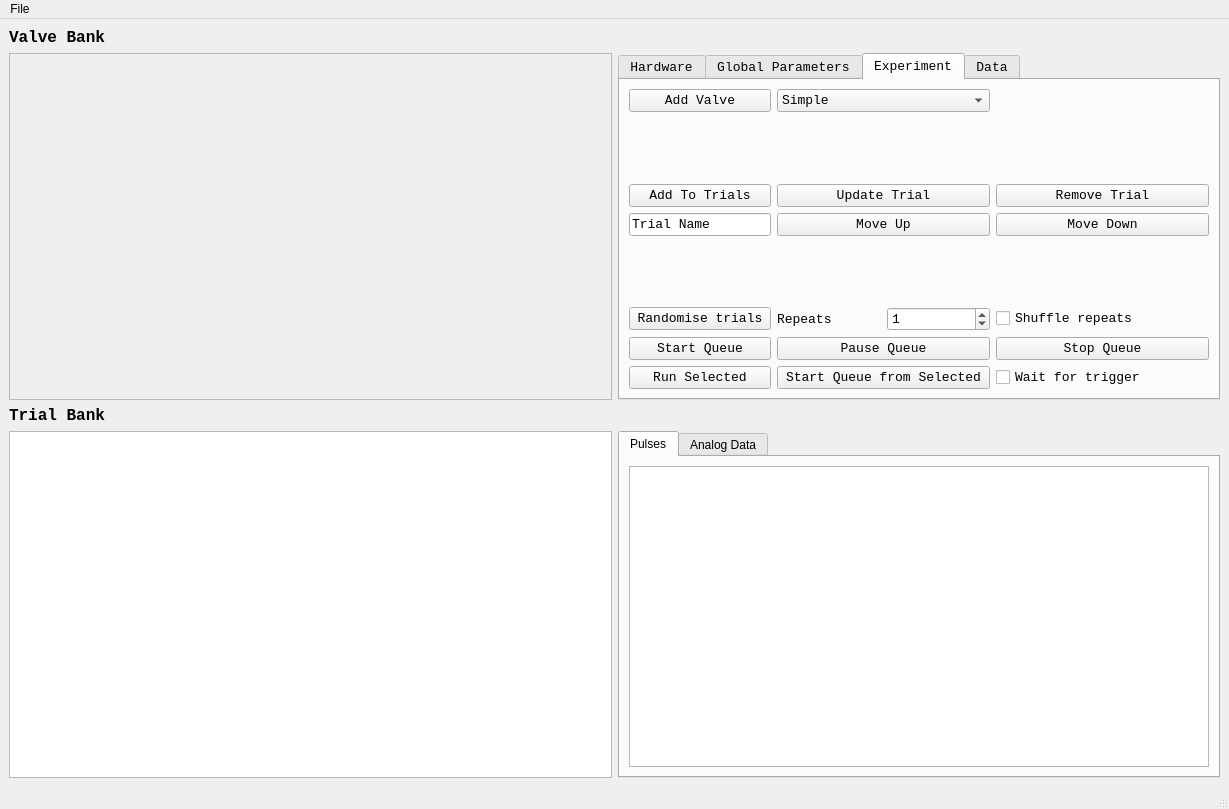
Before: the Qt Designer form UI/PulseBoyUI_v2.ui in tobiasackels/PulseBoy, drawn with Qt 5.
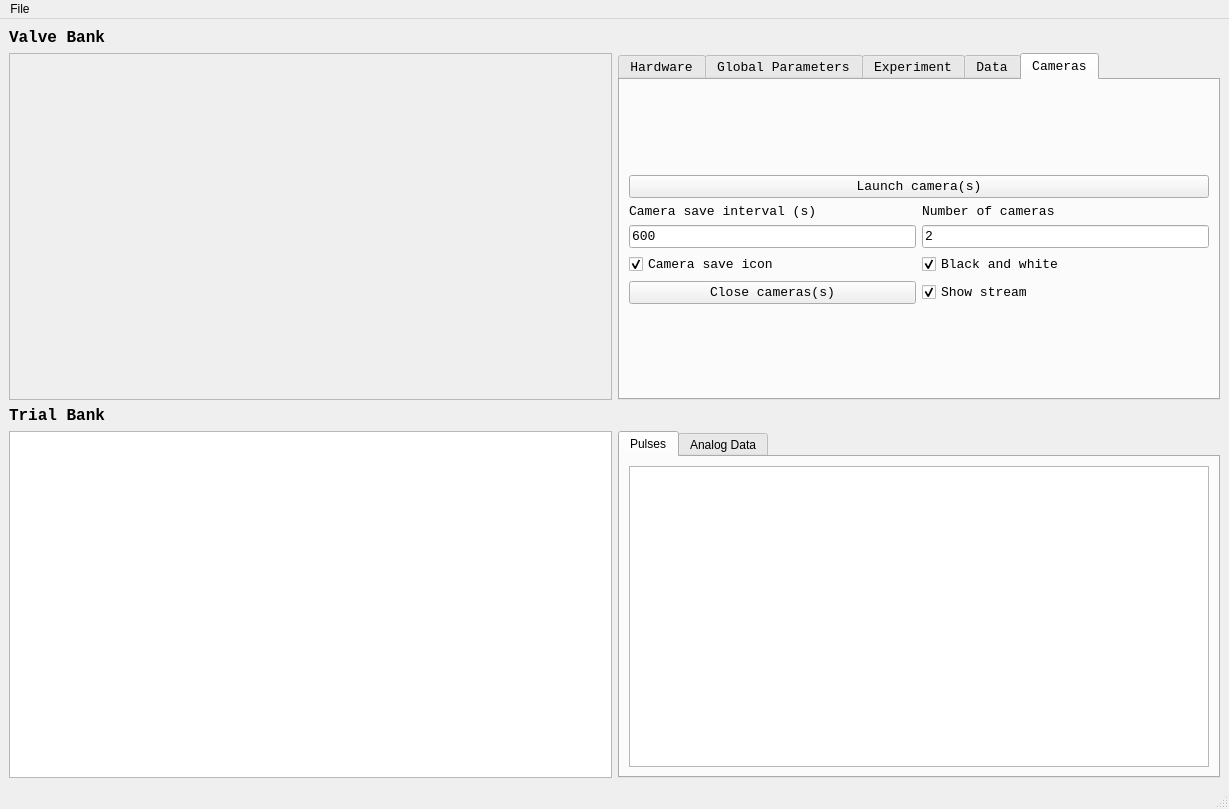
After: the same form once the commit is applied. The open tabs and pages were chosen to show the change. Custom widgets are drawn as their Qt base class.

Commit message:
New camera tab
*camera not yet implimented

What changed in the file:
```diff
--- a/UI/PulseBoyUI_v2.ui
+++ b/UI/PulseBoyUI_v2.ui
@@ -593,36 +593,117 @@
           </item>
          </layout>
         </item>
+        <item row="3" column="2">
+         <widget class="QPushButton" name="exportPathDirButton">
+          <property name="text">
+           <string>...</string>
+          </property>
+         </widget>
+        </item>
+       </layout>
+      </widget>
+      <widget class="QWidget" name="cameraTab">
+       <attribute name="title">
+        <string>Cameras</string>
+       </attribute>
+       <layout class="QGridLayout" name="gridLayout_8">
+        <item row="3" column="0" colspan="2">
+         <spacer name="verticalSpacer_8">
+          <property name="orientation">
+           <enum>Qt::Vertical</enum>
+          </property>
+          <property name="sizeHint" stdset="0">
+           <size>
+            <width>20</width>
+            <height>40</height>
+           </size>
+          </property>
+         </spacer>
+        </item>
+        <item row="10" column="0" colspan="2">
+         <spacer name="verticalSpacer_7">
+          <property name="orientation">
+           <enum>Qt::Vertical</enum>
+          </property>
+          <property name="sizeHint" stdset="0">
+           <size>
+            <width>20</width>
+            <height>40</height>
+           </size>
+          </property>
+         </spacer>
+        </item>
+        <item row="5" column="1">
+         <widget class="QLabel" name="label_19">
+          <property name="text">
+           <string>Number of cameras</string>
+          </property>
+         </widget>
+        </item>
+        <item row="7" column="0">
+         <widget class="QCheckBox" name="cameraSaveIconBox">
+          <property name="text">
+           <string>Camera save icon</string>
+          </property>
+          <property name="checked">
+           <bool>true</bool>
+          </property>
+         </widget>
+        </item>
+        <item row="5" column="0">
+         <widget class="QLabel" name="label_17">
+          <property name="text">
+           <string>Camera save interval (s)</string>
+          </property>
+         </widget>
+        </item>
+        <item row="6" column="0">
+         <widget class="QLineEdit" name="cameraSaveIntervalEdit">
+          <property name="text">
+           <string>600</string>
+          </property>
+         </widget>
+        </item>
+        <item row="6" column="1">
+         <widget class="QLineEdit" name="numberCamerasEdit">
+          <property name="text">
+           <string>2</string>
+          </property>
+         </widget>
+        </item>
+        <item row="4" column="0" colspan="2">
+         <widget class="QPushButton" name="launchCameraButton">
+          <property name="text">
+           <string>Launch camera(s)</string>
+          </property>
+         </widget>
+        </item>
+        <item row="7" column="1">
+         <widget class="QCheckBox" name="blackAndWhiteBox">
+          <property name="text">
+           <string>Black and white</string>
+          </property>
+          <property name="checked">
+           <bool>true</bool>
+          </property>
+         </widget>
+        </item>
         <item row="8" column="1">
-         <layout class="QHBoxLayout" name="horizontalLayout_6">
-          <item>
-           <widget class="QLineEdit" name="trialNameSuffixEdit">
-            <property name="text">
-             <string>trial_name</string>
-            </property>
-           </widget>
-          </item>
-          <item>
-           <widget class="QLineEdit" name="pulseSuffixEdit">
-            <property name="text">
-             <string>data</string>
-            </property>
-           </widget>
-          </item>
-         </layout>
+         <widget class="QCheckBox" name="showStreamcheckBox">
+          <property name="text">
+           <string>Show stream</string>
+          </property>
+          <property name="checked">
+           <bool>true</bool>
+          </property>
+         </widget>
         </item>
-        <item row="2" column="1">
-         <spacer name="verticalSpacer_6">
-          <property name="orientation">
-           <enum>Qt::Vertical</enum>
+        <item row="8" column="0">
+         <widget class="QPushButton" name="pushButton">
+          <property name="text">
+           <string>Close cameras(s)</string>
           </property>
-          <property name="sizeHint" stdset="0">
-           <size>
-            <width>20</width>
-            <height>40</height>
-           </size>
-          </property>
-         </spacer>
+         </widget>
         </item>
        </layout>
       </widget>
```
Left out of the diff: 273 changed lines with no effect on the pictures. The commit also changes 3 other files.
